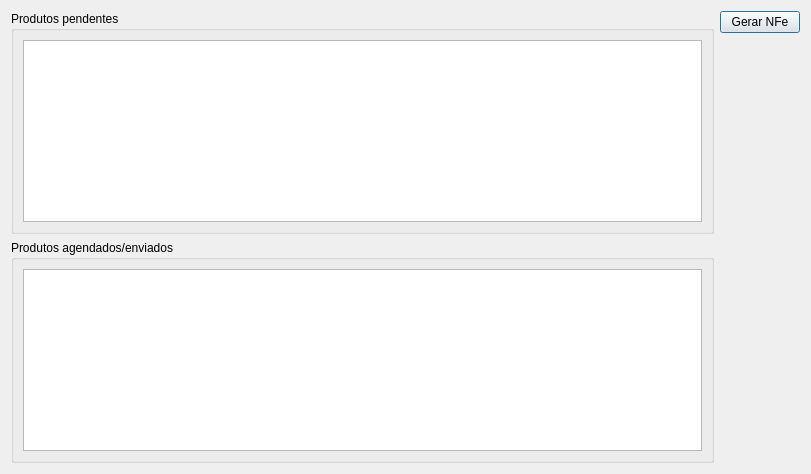
First picture: the form in ui/entregascliente.ui, repository lellisls/ERP-STACCATO, before the edit.
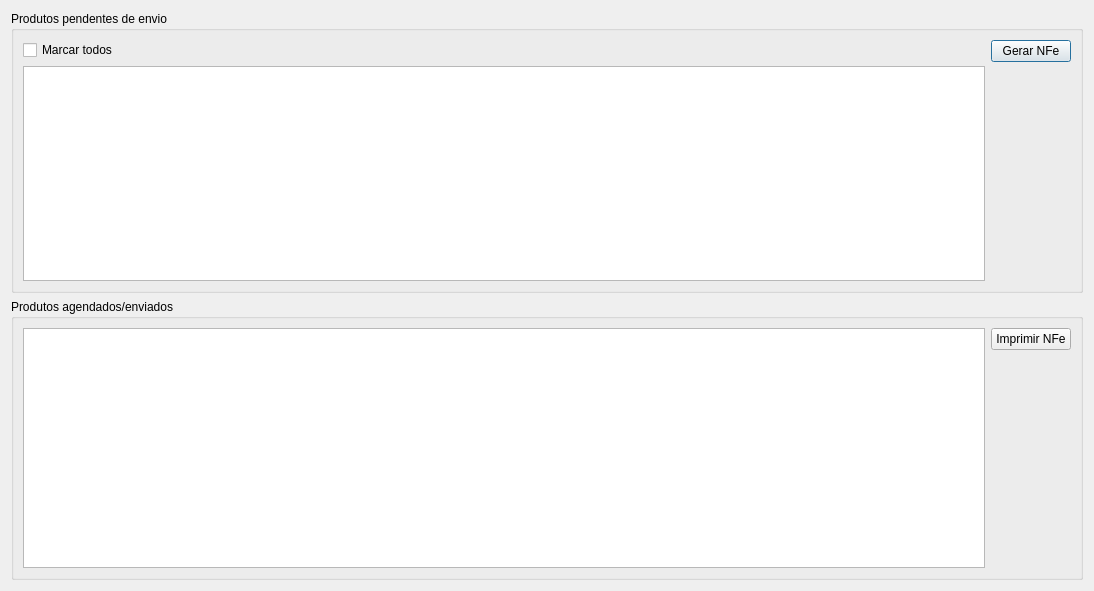
Second picture: the form after the edit. Custom widgets are drawn as their Qt base class.

Patch:
```diff
--- a/ui/entregascliente.ui
+++ b/ui/entregascliente.ui
@@ -6,8 +6,8 @@
    <rect>
     <x>0</x>
     <y>0</y>
-    <width>811</width>
-    <height>474</height>
+    <width>1094</width>
+    <height>591</height>
    </rect>
   </property>
   <property name="windowTitle">
@@ -20,10 +20,23 @@
    <item row="0" column="0">
     <widget class="QGroupBox" name="groupBox">
      <property name="title">
-      <string>Produtos pendentes</string>
+      <string>Produtos pendentes de envio</string>
      </property>
      <layout class="QGridLayout" name="gridLayout_2">
-      <item row="0" column="0">
+      <item row="0" column="1">
+       <spacer name="horizontalSpacer">
+        <property name="orientation">
+         <enum>Qt::Horizontal</enum>
+        </property>
+        <property name="sizeHint" stdset="0">
+         <size>
+          <width>40</width>
+          <height>20</height>
+         </size>
+        </property>
+       </spacer>
+      </item>
+      <item row="1" column="0" colspan="2">
        <widget class="TableView" name="tableProdutos">
         <property name="mouseTracking">
          <bool>true</bool>
@@ -33,6 +46,37 @@
         </property>
        </widget>
       </item>
+      <item row="0" column="0">
+       <widget class="QCheckBox" name="checkBoxMarcarTodos">
+        <property name="text">
+         <string>Marcar todos</string>
+        </property>
+       </widget>
+      </item>
+      <item row="0" column="2" rowspan="2">
+       <layout class="QGridLayout" name="gridLayout">
+        <item row="0" column="0">
+         <widget class="QPushButton" name="pushButtonNFe">
+          <property name="text">
+           <string>Gerar NFe</string>
+          </property>
+         </widget>
+        </item>
+        <item row="1" column="0">
+         <spacer name="verticalSpacer">
+          <property name="orientation">
+           <enum>Qt::Vertical</enum>
+          </property>
+          <property name="sizeHint" stdset="0">
+           <size>
+            <width>20</width>
+            <height>40</height>
+           </size>
+          </property>
+         </spacer>
+        </item>
+       </layout>
+      </item>
      </layout>
     </widget>
    </item>
@@ -52,33 +96,33 @@
         </property>
        </widget>
       </item>
+      <item row="0" column="1">
+       <layout class="QVBoxLayout" name="verticalLayout">
+        <item>
+         <widget class="QPushButton" name="pushButtonImprimir">
+          <property name="text">
+           <string>Imprimir NFe</string>
+          </property>
+         </widget>
+        </item>
+        <item>
+         <spacer name="verticalSpacer_2">
+          <property name="orientation">
+           <enum>Qt::Vertical</enum>
+          </property>
+          <property name="sizeHint" stdset="0">
+           <size>
+            <width>20</width>
+            <height>40</height>
+           </size>
+          </property>
+         </spacer>
+        </item>
+       </layout>
+      </item>
      </layout>
     </widget>
    </item>
-   <item row="0" column="1">
-    <layout class="QGridLayout" name="gridLayout">
-     <item row="0" column="0">
-      <widget class="QPushButton" name="pushButtonNFe">
-       <property name="text">
-        <string>Gerar NFe</string>
-       </property>
-      </widget>
-     </item>
-     <item row="1" column="0">
-      <spacer name="verticalSpacer">
-       <property name="orientation">
-        <enum>Qt::Vertical</enum>
-       </property>
-       <property name="sizeHint" stdset="0">
-        <size>
-         <width>20</width>
-         <height>40</height>
-        </size>
-       </property>
-      </spacer>
-     </item>
-    </layout>
-   </item>
   </layout>
  </widget>
  <customwidgets>
```
Left out of the diff: 6 changed lines with no effect on the pictures.
